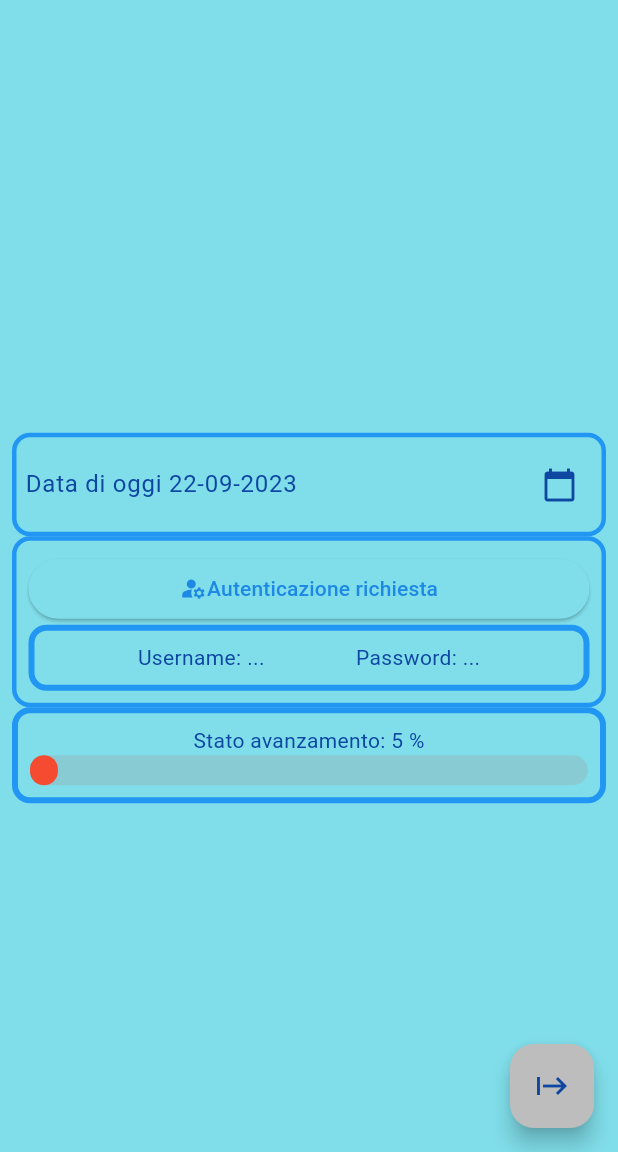
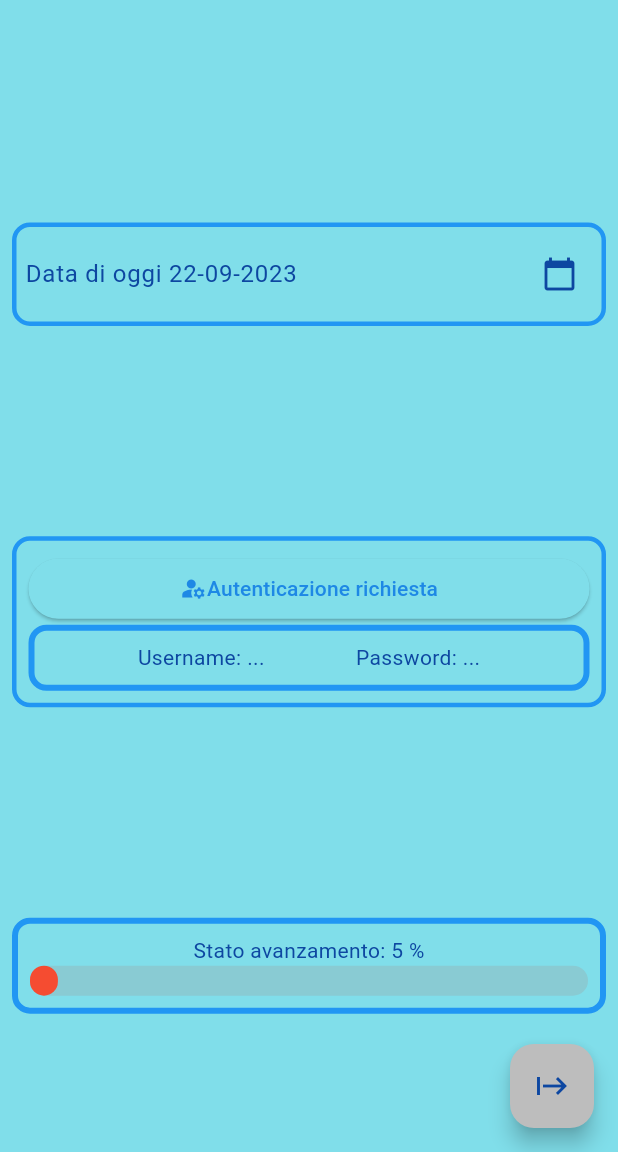
Before and after one commit to AdlaiSantopadre/logbook1_0_0, a Flutter app: the screen it shows after launch, on a phone screen of 412 x 824 dp, the part 84-1236 px from its top. Run offline on Flutter 3.47's test engine with Material 2 defaults, Android fonts, the phone set to English and light mode, and no system bars; our stand-ins replace flutter_hooks, flutter_riverpod, hooks_riverpod, sqflite; missing offline and left inert: autocomplete_textfield, flutter_rounded_date_picker; accounts and stored records are empty.

Commit message:
Updates 22.9
1.

```diff
--- a/lib/pages/homePage.dart
+++ b/lib/pages/homePage.dart
@@ -168,7 +168,7 @@ class HomePage extends HookConsumerWidget {
                 );
               },
             ),
-            ListTile(
+        /**  ListTile(
               title: const Text('Dotazioni Antincendio'),
               selected: selectedIndex == 5,
               onTap: () {
@@ -180,7 +180,7 @@ class HomePage extends HookConsumerWidget {
                       builder: (context) => const PageDotazioniAntincendio()),
                 );
               },
-            ),
+            ),*/
           ],
         ),
       ),
@@ -219,12 +219,11 @@ class HomePage extends HookConsumerWidget {
             minWidth: screenWidth,
             minHeight: screenHeight,
           ),
-          child:Center(
-        child: Container(
+          child:Container(
             padding: const EdgeInsets.all(8.0),
             child: Column(
               verticalDirection: VerticalDirection.down,
-            mainAxisAlignment: MainAxisAlignment.spaceBetween,
+              mainAxisAlignment: MainAxisAlignment.spaceEvenly,
               crossAxisAlignment: CrossAxisAlignment.stretch,
               children: [
                 Container(
@@ -362,7 +361,6 @@ class HomePage extends HookConsumerWidget {
 
                //TO DO  const Text('lista scadenze'),
               ],
-          ),
             ),
           ),
         ),
```
Lines whose indentation alone changed are shown as unchanged.
